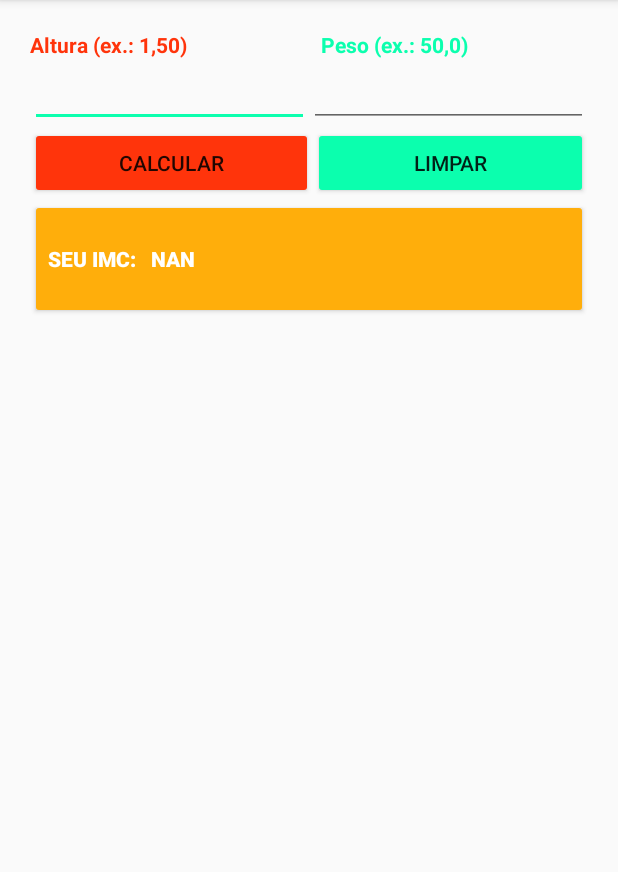
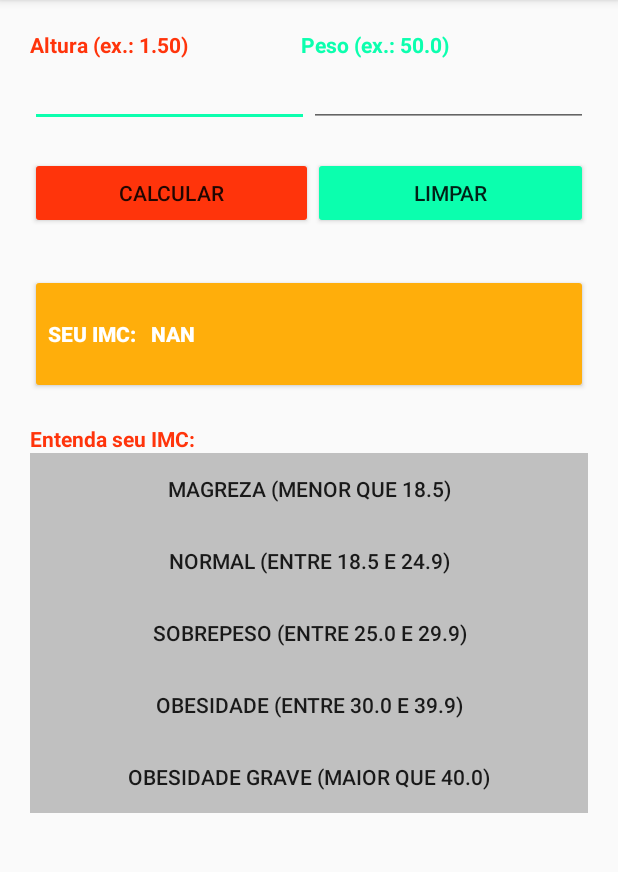
Before and after one commit to CastroArrudaBeatriz/find_my_imc, an Android app: the screen it shows after launch (MainActivity), after a tap on "CALCULAR", on a phone screen of 412 x 824 dp, the part 84-956 px from its top. Run offline under Robolectric (Android 15) with nearby library versions, the phone set to English and light mode, and no system bars.

Commit message:
implementar niveis de imc e melhoria de codigo

```diff
--- a/app/src/main/java/com/example/find_my_imc/MainActivity.kt
+++ b/app/src/main/java/com/example/find_my_imc/MainActivity.kt
@@ -1,15 +1,16 @@
 package com.example.find_my_imc
 
+import android.graphics.Color
 import android.os.Bundle
-import android.text.Editable
-import android.text.TextWatcher
+import android.widget.Button
 import androidx.appcompat.app.AppCompatActivity
+import androidx.core.content.ContextCompat
 import kotlinx.android.synthetic.main.activity_main.*
-import java.text.DecimalFormat
 import kotlin.math.pow
 
 
 class MainActivity : AppCompatActivity() {
+
     override fun onCreate(savedInstanceState: Bundle?) {
         super.onCreate(savedInstanceState)
         setContentView(R.layout.activity_main)
@@ -18,17 +19,59 @@ class MainActivity : AppCompatActivity() {
         weight_field.addTextChangedListener(MaskEditUtil.mask(weight_field, MaskEditUtil.FORMAT_DECIMAL_WEIGHT));
 
         calculate_button.setOnClickListener {
-            var imc: Double
-            var height = if (height_field.text.toString().isNullOrEmpty()) 0.0 else height_field.text.toString().toDouble()
-            var weight = if (weight_field.text.toString().isNullOrEmpty()) 0.0 else weight_field.text.toString().toDouble()
-            imc = weight.div(height.pow(2))
-            imc_display.setText(getString(R.string.imc_display_text) +"   "+ String.format("%.1f", imc))
+            var imc = calculateImc()
+            imc_display.text = getString(R.string.imc_display_text) +"   "+ String.format("%.1f", imc)
+            chooseImcStep(imc)
         }
 
         clear_button.setOnClickListener {
             height_field.text.clear()
             weight_field.text.clear()
             imc_display.text = getString(R.string.imc_display_text)
+            clearButtonsColor()
         }
     }
+
+    private fun calculateImc(): Double{
+        var imc: Double
+        var height = if (height_field.text.toString().isNullOrEmpty()) 0.0 else height_field.text.toString().toDouble()
+        var weight = if (weight_field.text.toString().isNullOrEmpty()) 0.0 else weight_field.text.toString().toDouble()
+        imc = weight.div(height.pow(2))
+        return imc
+    }
+
+    private fun chooseImcStep(imc: Double){
+        clearButtonsColor()
+        when {
+            imc < 18.5 -> {
+                changeButtonColor(slimness_display, false)
+            }
+            imc in 18.5..24.9 -> {
+                changeButtonColor(normal_display, false)
+            }
+            imc in 25.0..29.9 -> {
+                changeButtonColor(overweight_display, false)
+            }
+            imc in 30.0..39.9 -> {
+                changeButtonColor(obesity_display, false)
+            }
+            imc > 40.0 -> {
+                changeButtonColor(gravity_obesity_display, false)
+            }
+        }
+    }
+
+    private fun clearButtonsColor(){
+        changeButtonColor(slimness_display, true)
+        changeButtonColor(normal_display, true)
+        changeButtonColor(overweight_display, true)
+        changeButtonColor(obesity_display, true)
+        changeButtonColor(gravity_obesity_display, true)
+    }
+
+    private fun changeButtonColor(button: Button, isClear: Boolean){
+        if(isClear) button.setBackgroundColor(ContextCompat.getColor(applicationContext, R.color.colorDisableButton))
+        else button.setBackgroundColor(ContextCompat.getColor(applicationContext,R.color.colorAccent))
+    }
+
 }
--- a/app/src/main/res/layout/activity_main.xml
+++ b/app/src/main/res/layout/activity_main.xml
@@ -26,17 +26,17 @@
             android:layout_width="wrap_content"
             android:layout_height="wrap_content"
             android:text="@string/height_label"
-            android:textStyle="bold"
-            android:textColor="@color/colorPrimary"/>
+            android:textColor="@color/colorPrimary"
+            android:textStyle="bold" />
 
         <TextView
             android:id="@+id/weight_label"
             android:layout_width="wrap_content"
             android:layout_height="wrap_content"
-            android:paddingStart="89dp"
+            android:paddingStart="75dp"
             android:text="@string/weight_label"
+            android:textColor="@color/colorAccent"
             android:textStyle="bold"
-            android:textColor="@color/colorAccent"
             app:layout_constraintStart_toStartOf="@id/height_label" />
 
     </LinearLayout>
@@ -73,9 +73,9 @@
         android:id="@+id/buttons_horizontal"
         android:layout_width="match_parent"
         android:layout_height="wrap_content"
-        android:layout_marginBottom="200dp"
+        android:paddingTop="20dp"
         android:orientation="horizontal"
-        app:layout_constraintBottom_toBottomOf="parent"
+        app:layout_constraintBottom_toBottomOf="@id/imc_display"
         app:layout_constraintEnd_toEndOf="parent"
         app:layout_constraintStart_toStartOf="parent"
         app:layout_constraintTop_toBottomOf="@id/dimensions_horizontal">
@@ -110,7 +110,72 @@
         android:clickable="false"
         android:textAlignment="textStart"
         android:textColor="@color/defaultTextColor"
-        android:textStyle="bold"/>
+        android:textStyle="bold"
+        android:layout_marginTop="30dp"/>
+
+    <TextView
+        android:id="@+id/know_imc_label"
+        android:layout_width="wrap_content"
+        android:layout_height="wrap_content"
+        android:text="@string/know_imc_label"
+        app:layout_constraintTop_toBottomOf="@id/imc_display"
+        app:layout_constraintStart_toStartOf="parent"
+        android:layout_marginTop="20dp"
+        android:textStyle="bold"
+        android:textColor="@color/colorPrimary"/>
+
+
+    <LinearLayout
+        android:id="@+id/know_imc_buttons_horizontal"
+        android:layout_width="match_parent"
+        android:layout_height="wrap_content"
+        android:orientation="vertical"
+        app:layout_constraintTop_toBottomOf="@id/know_imc_label"
+        app:layout_constraintStart_toStartOf="parent"
+        app:layout_constraintEnd_toEndOf="parent">
+
+
+        <Button
+            android:id="@+id/slimness_display"
+            android:layout_width="match_parent"
+            android:layout_height="wrap_content"
+            android:layout_weight="1"
+            android:text="@string/slimness_display_label"
+            android:clickable="false"/>
+
+        <Button
+            android:id="@+id/normal_display"
+            android:layout_width="match_parent"
+            android:layout_height="wrap_content"
+            android:layout_weight="1"
+            android:text="@string/normal_display_label"
+            android:clickable="false"/>
+
+        <Button
+            android:id="@+id/overweight_display"
+            android:layout_width="match_parent"
+            android:layout_height="wrap_content"
+            android:layout_weight="1"
+            android:text="@string/overweight_display_label"
+            android:clickable="false"/>
+
+        <Button
+            android:id="@+id/obesity_display"
+            android:layout_width="match_parent"
+            android:layout_height="wrap_content"
+            android:layout_weight="1"
+            android:text="@string/obesity_display_label"
+            android:clickable="false"/>
+
+        <Button
+            android:id="@+id/gravity_obesity_display"
+            android:layout_width="match_parent"
+            android:layout_height="wrap_content"
+            android:layout_weight="1"
+            android:text="@string/gravity_obesity_label"
+            android:clickable="false"/>
+
+    </LinearLayout>
 
 
 </androidx.constraintlayout.widget.ConstraintLayout>
--- a/app/src/main/res/values/colors.xml
+++ b/app/src/main/res/values/colors.xml
@@ -5,4 +5,5 @@
     <color name="colorAccent">#0bffae</color>
     <color name="defaultTextColor">#ffffff</color>
     <color name="colorDisplay">#ffae0b</color>
+    <color name="colorDisableButton">#C0C0C0</color>
 </resources>
--- a/app/src/main/res/values/strings.xml
+++ b/app/src/main/res/values/strings.xml
@@ -1,8 +1,14 @@
 <resources>
     <string name="app_name">Encontre meu IMC</string>
-    <string name="height_label">Altura (ex.: 1,50)</string>
-    <string name="weight_label">Peso (ex.: 50,0)</string>
+    <string name="height_label">Altura (ex.: 1.50)</string>
+    <string name="weight_label">Peso (ex.: 50.0)</string>
     <string name="calculate_button_label">Calcular</string>
     <string name="clear_button_label">Limpar</string>
     <string name="imc_display_text">Seu IMC: </string>
+    <string name="know_imc_label">Entenda seu IMC:</string>
+    <string name="slimness_display_label">MAGREZA (menor que 18.5)</string>
+    <string name="normal_display_label">NORMAL (entre 18.5 e 24.9)</string>
+    <string name="overweight_display_label">SOBREPESO (entre 25.0 e 29.9)</string>
+    <string name="obesity_display_label">OBESIDADE (entre 30.0 e 39.9)</string>
+    <string name="gravity_obesity_label">OBESIDADE GRAVE (maior que 40.0)</string>
 </resources>
```
Also changed, not shown: 1 other file.
